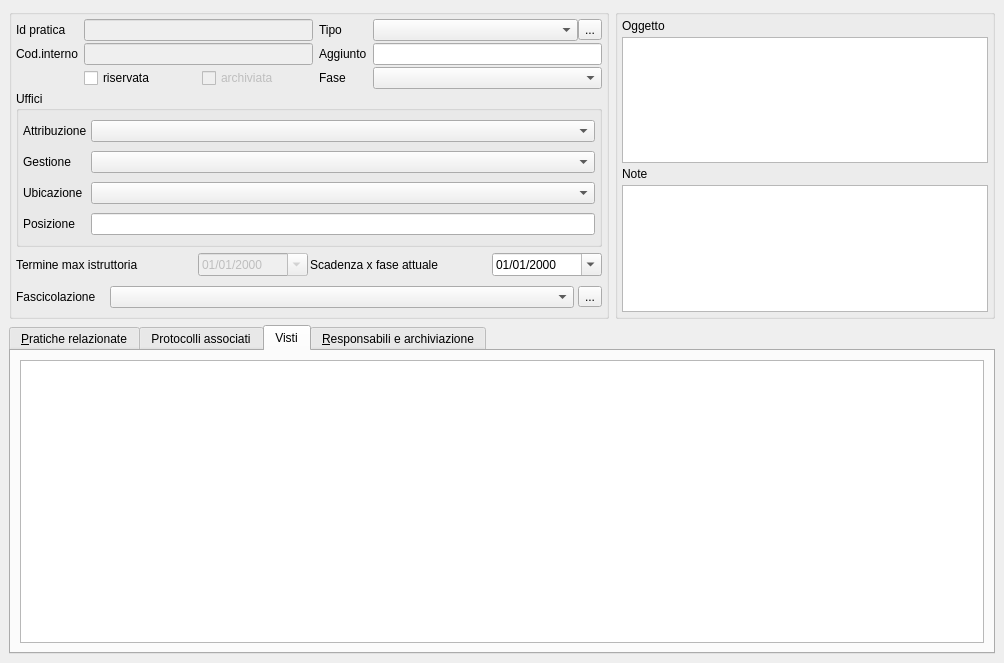
Qt form src/com/axiastudio/suite/pratiche/forms/pratica.ui (tizianolattisi/suitegda) before a commit.
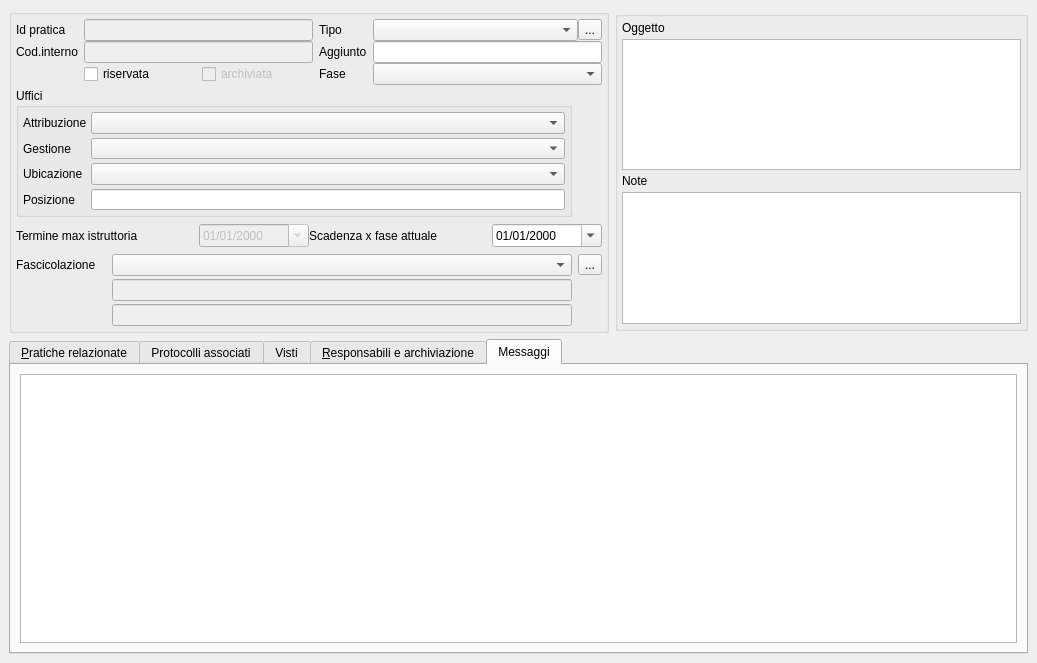
The same form after that commit. The open tabs and pages were chosen to show the change. Custom widgets are drawn as their Qt base class.

Commit message: Gestione titolario storico, stampa lista etichette, miglioramenti x inserimento nuovo tipo pratica, richieste collegate a pratica, il 'visto' sull apratica ha anche attributo 'completato', inserimento di transient in oggetto Pratica, nuovo metodo in PraticaUtil, piccole ottimizzazioni proposte da Intellij

```diff
--- a/src/com/axiastudio/suite/pratiche/forms/pratica.ui
+++ b/src/com/axiastudio/suite/pratiche/forms/pratica.ui
@@ -6,7 +6,7 @@
    <rect>
     <x>0</x>
     <y>0</y>
-    <width>1004</width>
+    <width>1037</width>
     <height>663</height>
    </rect>
   </property>
@@ -94,6 +94,9 @@
        <layout class="QVBoxLayout" name="verticalLayout_4">
         <item>
          <widget class="com.axiastudio.pypapi.ui.widgets.PyPaPiTableView" name="tableView_visti">
+          <property name="enabled">
+           <bool>true</bool>
+          </property>
           <property name="entity" stdset="0">
            <string>.vistoCollection</string>
           </property>
@@ -317,6 +320,53 @@
         </item>
        </layout>
       </widget>
+      <widget class="QWidget" name="tab_messaggi">
+       <attribute name="title">
+        <string>Messaggi</string>
+       </attribute>
+       <layout class="QGridLayout" name="gridLayout_10">
+        <item row="0" column="0">
+         <widget class="com.axiastudio.pypapi.ui.widgets.PyPaPiTableView" name="tableView_messaggi">
+          <property name="minimumSize">
+           <size>
+            <width>600</width>
+            <height>0</height>
+           </size>
+          </property>
+          <property name="sizeIncrement">
+           <size>
+            <width>0</width>
+            <height>0</height>
+           </size>
+          </property>
+          <property name="columns" stdset="0">
+           <string>&lt;dettagliorichiesta&gt;,&gt;oggetto&lt;</string>
+          </property>
+          <property name="reference" stdset="0">
+           <string>richiesta</string>
+          </property>
+          <property name="entity" stdset="0">
+           <string>.richiestaPraticaCollection</string>
+          </property>
+          <property name="headers" stdset="0">
+           <string>Messaggio,Oggetto</string>
+          </property>
+          <property name="sortcolumn" stdset="0">
+           <number>0</number>
+          </property>
+          <property name="sortorder" stdset="0">
+           <string>&gt;</string>
+          </property>
+          <property name="saverows" stdset="0">
+           <bool>true</bool>
+          </property>
+          <property name="private" stdset="0">
+           <bool>true</bool>
+          </property>
+         </widget>
+        </item>
+       </layout>
+      </widget>
      </widget>
     </item>
     <item row="0" column="1">
@@ -324,7 +374,7 @@
       <property name="maximumSize">
        <size>
         <width>16777215</width>
-        <height>310</height>
+        <height>320</height>
        </size>
       </property>
       <property name="title">
@@ -410,13 +460,13 @@
        <string/>
       </property>
       <layout class="QGridLayout" name="gridLayout_8">
+       <property name="verticalSpacing">
+        <number>3</number>
+       </property>
        <property name="margin">
         <number>4</number>
        </property>
-       <property name="spacing">
-        <number>2</number>
-       </property>
-       <item row="0" column="0">
+       <item row="0" column="0" colspan="3">
         <layout class="QGridLayout" name="gridLayout_6">
          <property name="horizontalSpacing">
           <number>6</number>
@@ -609,7 +659,7 @@
          </item>
         </layout>
        </item>
-       <item row="1" column="0">
+       <item row="1" column="0" colspan="2">
         <widget class="QGroupBox" name="groupBox_3">
          <property name="title">
           <string>Uffici</string>
@@ -710,7 +760,7 @@
          </layout>
         </widget>
        </item>
-       <item row="2" column="0">
+       <item row="2" column="0" colspan="3">
         <layout class="QGridLayout" name="gridLayout_4">
          <property name="topMargin">
           <number>4</number>
@@ -821,17 +871,6 @@
         </layout>
        </item>
        <item row="3" column="0">
-        <layout class="QHBoxLayout" name="horizontalLayout_3">
-         <property name="spacing">
-          <number>4</number>
-         </property>
-         <property name="topMargin">
-          <number>4</number>
-         </property>
-         <property name="bottomMargin">
-          <number>4</number>
-         </property>
-         <item>
           <widget class="QLabel" name="label_14">
            <property name="minimumSize">
             <size>
@@ -853,7 +892,7 @@
            </property>
           </widget>
          </item>
-         <item>
+       <item row="3" column="1">
           <widget class="com.axiastudio.pypapi.ui.widgets.PyPaPiComboBox" name="comboBoxTitolario">
            <property name="column" stdset="0">
             <string>Fascicolo</string>
@@ -861,16 +900,34 @@
            <property name="search" stdset="0">
             <bool>true</bool>
            </property>
-          </widget>
-         </item>
-         <item>
+         <property name="skipinitialstore" stdset="0">
+          <bool>false</bool>
+         </property>
+         <property name="sortbytostring" stdset="0">
+          <bool>true</bool>
+         </property>
+        </widget>
+       </item>
+       <item row="3" column="2">
           <widget class="QToolButton" name="toolButtonTitolario">
            <property name="text">
             <string>...</string>
            </property>
           </widget>
          </item>
-        </layout>
+       <item row="4" column="1">
+        <widget class="QLineEdit" name="lineEditTitolario">
+         <property name="enabled">
+          <bool>false</bool>
+         </property>
+        </widget>
+       </item>
+       <item row="5" column="1">
+        <widget class="QLineEdit" name="lineEditDescTitolario">
+         <property name="enabled">
+          <bool>false</bool>
+         </property>
+        </widget>
        </item>
       </layout>
      </widget>
```
Left out of the diff: 10 changed lines with no effect on the pictures. Lines whose indentation alone changed are shown as unchanged. The commit also changes 18 other files.
